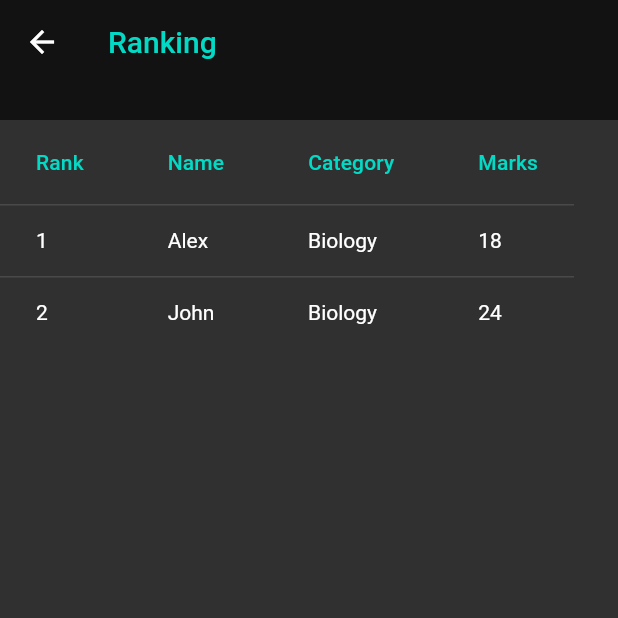
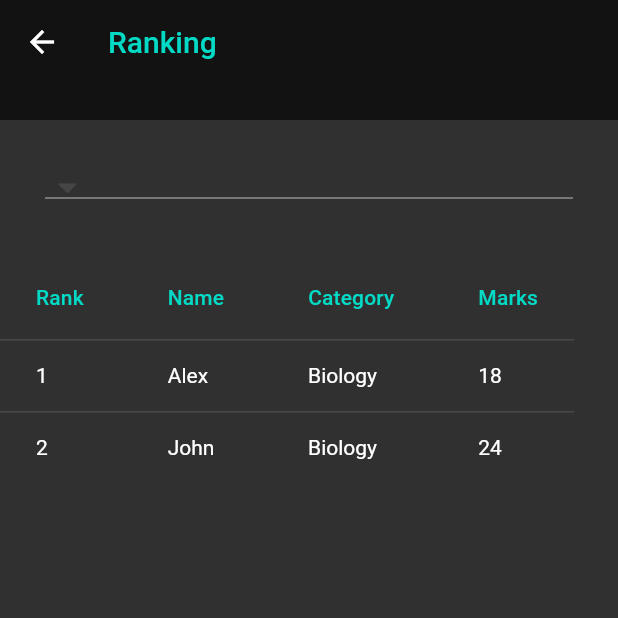
Before and after one commit to himal-rawal/onlineprep, a Flutter app: the LeaderBoardPage screen opened directly, on a phone screen of 412 x 824 dp, the top half of it. Run offline on Flutter 3.47's test engine with Material 2 defaults, Android fonts, the light colour scheme and no system bars; our stand-ins replace dio, flutter_secure_storage, jwt_decoder; accounts and stored records are empty.

Commit message:
Add dropdown button to show category list in leaderboard page

```diff
--- a/lib/view/leaderboard_page.dart
+++ b/lib/view/leaderboard_page.dart
@@ -1,6 +1,9 @@
 import 'package:flutter/material.dart';
+import 'package:provider/provider.dart';
 
 import '../res/widgets/leaderboard_widget/test_data_table.dart';
+import '../viewmodel/question_categories_viewmodel.dart';
+import '../viewmodel/score_viewmodel.dart';
 
 class LeaderBoardPage extends StatelessWidget {
   const LeaderBoardPage({super.key});
@@ -10,7 +13,44 @@ class LeaderBoardPage extends StatelessWidget {
     return Scaffold(
       body: CustomScrollView(
         slivers: [
-          _sliverAppBar(),
+          _sliverAppBar(context),
+          SliverToBoxAdapter(
+            child: Container(
+              padding: EdgeInsets.all(30),
+              child: DropdownButton<String>(
+                //dropdownColor: const Color.fromARGB(255, 87, 172, 242),
+                value: context.watch<ScoreViewModel>().selectedDropdownValue,
+                icon: const Icon(Icons.arrow_drop_down),
+                iconSize: 30,
+                elevation: 16,
+                style: const TextStyle(
+                  color: Colors.white,
+                ),
+                // underline: Container(
+                //   height: 2,
+                //   color: Colors.deepPurpleAccent,
+                // ),
+                onChanged: (String? newValue) {
+                  context
+                      .read<ScoreViewModel>()
+                      .setSelectedDropDownValue(newValue ?? '');
+                },
+                items: context
+                    .read<QuestionCategoriesViewModeel>()
+                    .nameOfCategories
+                    .map<DropdownMenuItem<String>>((value) {
+                  return DropdownMenuItem<String>(
+                    value: value,
+                    child: Text(
+                      value,
+                      softWrap: false,
+                      maxLines: 1,
+                    ),
+                  );
+                }).toList(),
+              ),
+            ),
+          ),
           const SliverToBoxAdapter(
             child: SimpleDataTable(),
           )
@@ -19,7 +59,7 @@ class LeaderBoardPage extends StatelessWidget {
     );
   }
 
-  SliverAppBar _sliverAppBar() {
+  SliverAppBar _sliverAppBar(BuildContext context) {
     return const SliverAppBar(
       title: Text(
         "Ranking",
@@ -31,7 +71,7 @@ class LeaderBoardPage extends StatelessWidget {
       floating: true,
       flexibleSpace: SizedBox(),
       expandedHeight: 80,
-      collapsedHeight: 60,
+      collapsedHeight: 65,
     );
   }
 }
```
